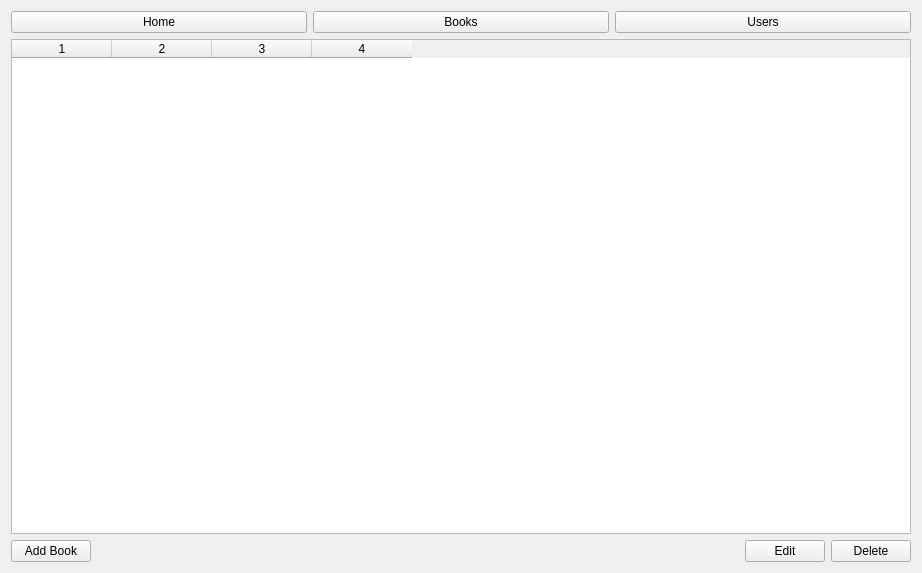
First picture: the form in ui/qt/BooksListPage.ui, repository IwanIDev/cs-unit5, before the edit.
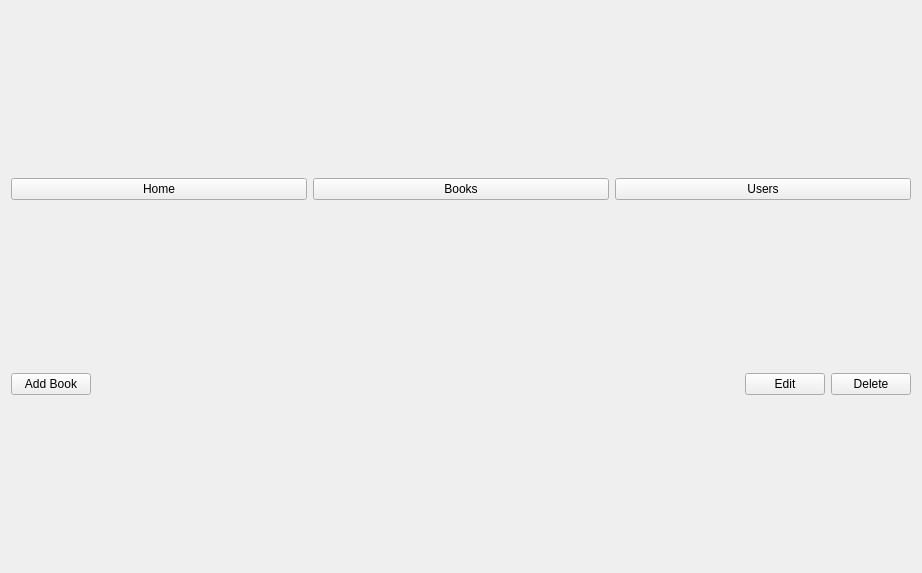
Second picture: the form after the edit.

Commit message: Started on custom widget displaying the book cover, very glitchy right now.

What changed in the file:
```diff
--- a/ui/qt/BooksListPage.ui
+++ b/ui/qt/BooksListPage.ui
@@ -40,15 +40,7 @@
     </layout>
    </item>
    <item>
-    <widget class="QTableWidget" name="tableWidget">
-     <property name="columnCount">
-      <number>4</number>
-     </property>
-     <column/>
-     <column/>
-     <column/>
-     <column/>
-    </widget>
+    <layout class="QGridLayout" name="booksList" rowstretch="0"/>
    </item>
    <item>
     <layout class="QHBoxLayout" name="horizontalLayout_2">
```
The commit also changes 11 other files.
